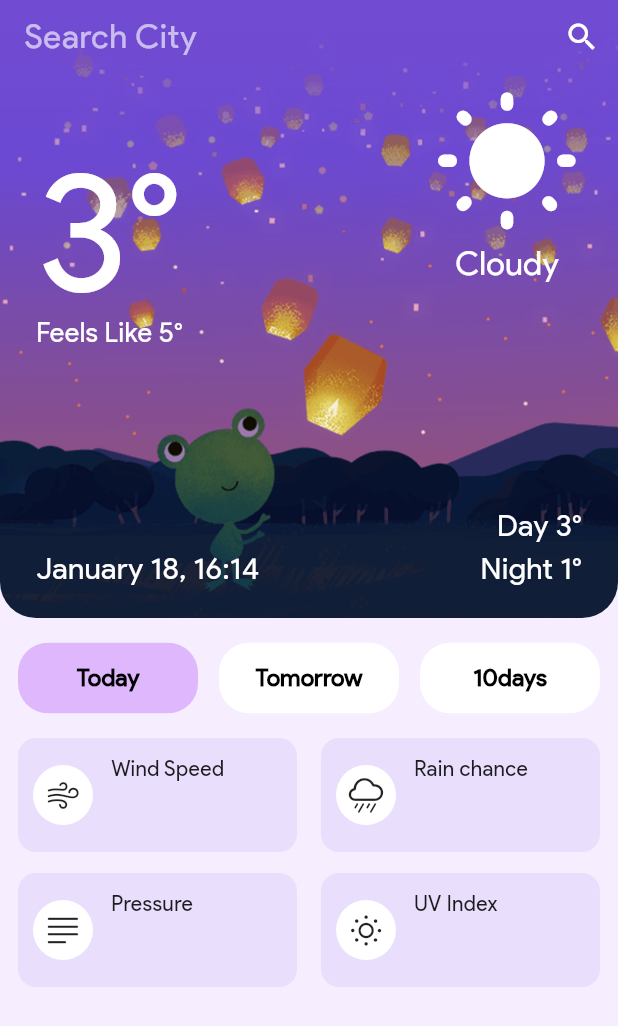
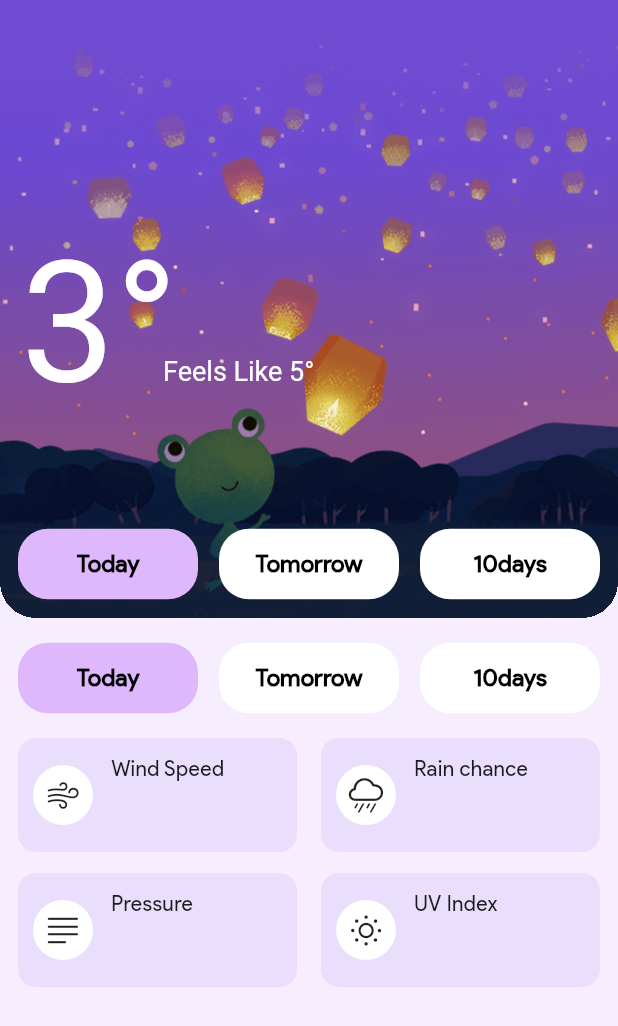
Before and after one commit to eatureide/github_client, a Flutter app: the screen it shows after launch, on a phone screen of 412 x 824 dp. Shown: the top 1026 px of the screen. Run offline on Flutter 3.47's test engine with Material 3 defaults, Android fonts, the phone set to English and light mode, and no system bars; our stand-ins replace dio, geolocator.

Commit message:
温度位置

```diff
--- a/lib/main.dart
+++ b/lib/main.dart
@@ -34,7 +34,7 @@ class MyApp extends StatelessWidget {
       themeMode: ThemeMode.light, // 跟随系统
       initialRoute: '/weather',
       routes: {
-        '/': (context) => HomeScreen(),
+        // '/': (context) => HomeScreen(),
         '/weather': (context) => WeatherScreen(),
       },
     );
--- a/lib/routers/weather_screen.dart
+++ b/lib/routers/weather_screen.dart
@@ -11,12 +11,97 @@ class WeatherScreen extends StatefulWidget {
 
 class _WeatherScreen extends State<WeatherScreen> {
   TextEditingController cityController = TextEditingController();
+  ScrollController scrollviewController = ScrollController();
+  double statusBarHeight = 0;
   int pageNavBarIndex = 0;
+  double currentPosition = 0;
+
+  double originalBigTempPosition = 0;
+  double bigTempTop = 150;
+  Color bigTempColor = Colors.white;
+  double bigTempFontSize = 112;
+  double originBigTempFontSize = 112;
+  double headerBackgroundOpacity = 1;
+  double feelsLikeFontSize = 18;
+
+  @override
+  initState() {
+    super.initState();
+    scrollviewController.addListener(pageScroll);
+  }
+
+  @override
+  didChangeDependencies() {
+    super.didChangeDependencies();
+    setState(() {
+      statusBarHeight = MediaQuery.of(context).padding.top;
+      bigTempTop = bigTempTop + statusBarHeight;
+      originalBigTempPosition = bigTempTop;
+    });
+  }
+
+  // 根据页面位置控制头部动画细节
+  pageScroll() {
+    controlTemp();
+    controlBackground();
+  }
+
+  // 控制背景透明度
+  controlBackground() {
+    double bgMaxPosition = 170;
+    double bgSlidePersent = currentPosition / bgMaxPosition;
+
+    // 控制背景图透明度
+    if (bgSlidePersent <= 1) {
+      headerBackgroundOpacity = 1 - bgSlidePersent;
+    }
+  }
+
+  // 控制温度的位置
+  controlTemp() {
+    String direction = scrollviewController.offset > currentPosition
+        ? 'down'
+        : 'up';
+    bool moveDown = direction == 'down';
+    bool moveUp = direction == 'up';
+    currentPosition = scrollviewController.offset;
+    double bigFontMaxPosition = 50;
+    double finalPosition = originalBigTempPosition + bigFontMaxPosition;
+
+    setState(() {
+      bool shoudUp = moveDown && bigTempTop != finalPosition;
+      bool shoudDown = moveUp && bigTempTop != originalBigTempPosition;
+      if (shoudUp) bigTempTop = bigTempTop + 1;
+      if (shoudDown) bigTempTop = bigTempTop - 1;
+    });
+  }
 
   // 顶部时间和天气组件
   headerComponent() {
+    // 背景图
+    backgroundComponent() {
+      return Positioned.fill(
+        top: 0,
+        left: 0,
+        child: Container(
+          color: headerColor,
+          child: AnimatedOpacity(
+            opacity: headerBackgroundOpacity,
+            duration: Duration(microseconds: 100),
+            child: Image(
+              image: AssetImage('assets/images/header.png'),
+              fit: BoxFit.cover,
+            ),
+          ),
+        ),
+      );
+    }
+
+    // 输入框
     inputComponent() {
-      return Row(
+      return Padding(
+        padding: EdgeInsets.only(top: statusBarHeight),
+        child: Row(
           children: [
             Expanded(
               child: TextField(
@@ -39,51 +124,71 @@ class _WeatherScreen extends State<WeatherScreen> {
               ),
             ),
           ],
+        ),
       );
     }
 
-    detailComponent() {
-      return Expanded(
-        child: Stack(
+    // 当前温度
+    currentTempComponent() {
+      return AnimatedPositioned(
+        duration: Duration(milliseconds: 100),
+        curve: Curves.easeInOut,
+        left: 14,
+        top: bigTempTop,
+        child: Container(
+          color: Colors.transparent,
+          child: Row(
+            crossAxisAlignment: CrossAxisAlignment.baseline,
+            textBaseline: TextBaseline.ideographic,
             children: [
-            // 当前温度
-            Positioned(
-              left: 24,
-              top: 60,
-              child: Column(
-                children: [
-                  Text(
-                    '3°',
+              Container(
+                color: Colors.transparent,
+                child: AnimatedDefaultTextStyle(
+                  curve: Curves.easeInOut,
+                  duration: Duration(milliseconds: 100),
                   style: TextStyle(
-                      height: 0.8,
-                      color: Colors.white,
-                      fontSize: 112,
+                    color: bigTempColor,
+                    fontSize: bigTempFontSize,
+                  ),
+                  child: Text('3°'),
                 ),
               ),
-                  SizedBox(height: 10),
-                  Text(
-                    'Feels Like 5°',
-                    style: TextStyle(color: Colors.white, fontSize: 18),
+              AnimatedDefaultTextStyle(
+                curve: Curves.easeInOut,
+                duration: Duration(milliseconds: 100),
+                style: TextStyle(
+                  color: bigTempColor,
+                  fontSize: feelsLikeFontSize,
+                ),
+                child: Transform.translate(
+                  offset: Offset(-10.0, 0.0),
+                  child: Text('Feels Like 5°'),
+                ),
               ),
             ],
           ),
         ),
+      );
+    }
+
     // 当前天气状况
-            Positioned(
+    currentWeatherComponent() {
+      return Positioned(
         top: 10,
         right: 24,
         child: Column(
           children: [
             Icon(Icons.wb_sunny_rounded, size: 100, color: Colors.white),
-                  Text(
-                    'Cloudy',
-                    style: TextStyle(fontSize: 22, color: Colors.white),
-                  ),
+            Text('Cloudy', style: TextStyle(fontSize: 22, color: Colors.white)),
           ],
         ),
-            ),
+      );
+    }
+
+    // 当前时间
+    currentTimeComponent() {
       // 日期时间
-            Positioned(
+      return Positioned(
         bottom: 18,
         left: 24,
         child: Column(
@@ -94,25 +199,22 @@ class _WeatherScreen extends State<WeatherScreen> {
             ),
           ],
         ),
-            ),
+      );
+    }
+
     // 当天最高最低温度
-            Positioned(
+    currentHighLowTempComponent() {
+      return Positioned(
         bottom: 18,
         right: 24,
         child: Column(
           mainAxisAlignment: MainAxisAlignment.end,
           crossAxisAlignment: CrossAxisAlignment.end,
           children: [
-                  Text(
-                    'Day 3°',
-                    style: TextStyle(color: Colors.white, fontSize: 20),
-                  ),
+            Text('Day 3°', style: TextStyle(color: Colors.white, fontSize: 20)),
             Text(
               'Night 1°',
               style: TextStyle(color: Colors.white, fontSize: 20),
-                  ),
-                ],
-              ),
             ),
           ],
         ),
@@ -122,21 +224,27 @@ class _WeatherScreen extends State<WeatherScreen> {
     return Container(
       width: double.infinity,
       height: 412,
+      clipBehavior: Clip.hardEdge,
       decoration: BoxDecoration(
         borderRadius: const BorderRadius.only(
           bottomLeft: Radius.circular(24),
           bottomRight: Radius.circular(24),
         ),
-        image: DecorationImage(
-          image: AssetImage('assets/images/header.png'),
-          fit: BoxFit.cover,
       ),
+      child: Stack(
+        children: [
+          backgroundComponent(),
+          // inputComponent(),
+          currentTempComponent(),
+          // currentWeatherComponent(),
+          // currentTimeComponent(),
+          // currentHighLowTempComponent(),
+          Positioned(
+            left: 0,
+            right: 0,
+            bottom: 12,
+            child: pageNavBarComponent(),
           ),
-      child: Column(
-        children: [
-          SizedBox(height: MediaQuery.of(context).padding.top),
-          inputComponent(),
-          detailComponent(),
         ],
       ),
     );
@@ -191,7 +299,7 @@ class _WeatherScreen extends State<WeatherScreen> {
         width: 186,
         height: 76,
         decoration: BoxDecoration(
-          color: Color.fromARGB(255, 234, 222, 253),
+          color: cardColor,
           borderRadius: BorderRadius.circular(12),
         ),
         child: Padding(
@@ -251,8 +359,9 @@ class _WeatherScreen extends State<WeatherScreen> {
   Widget build(BuildContext context) {
     return Scaffold(
       backgroundColor: pageColor,
-      body: Container(
-        color: Colors.transparent,
+      body: SingleChildScrollView(
+        scrollDirection: Axis.vertical,
+        controller: scrollviewController,
         child: Column(
           children: [
             headerComponent(),
@@ -260,6 +369,7 @@ class _WeatherScreen extends State<WeatherScreen> {
             pageNavBarComponent(),
             SizedBox(height: 16),
             detailComponent(),
+            SizedBox(height: 1000),
           ],
         ),
       ),
--- a/lib/theme.dart
+++ b/lib/theme.dart
@@ -1,4 +1,6 @@
 import 'package:flutter/material.dart';
 
-Color seedColor = const Color.fromRGBO(124, 77, 255, 1);
-Color pageColor = const Color.fromARGB(255, 246, 237, 254);
+Color seedColor = Color.fromRGBO(124, 77, 255, 1);
+Color pageColor = Color.fromARGB(255, 246, 237, 254);
+Color cardColor = Color.fromARGB(255, 234, 222, 253);
+Color headerColor = Color.fromARGB(255, 225, 211, 248);
```
Lines whose indentation alone changed are shown as unchanged.
